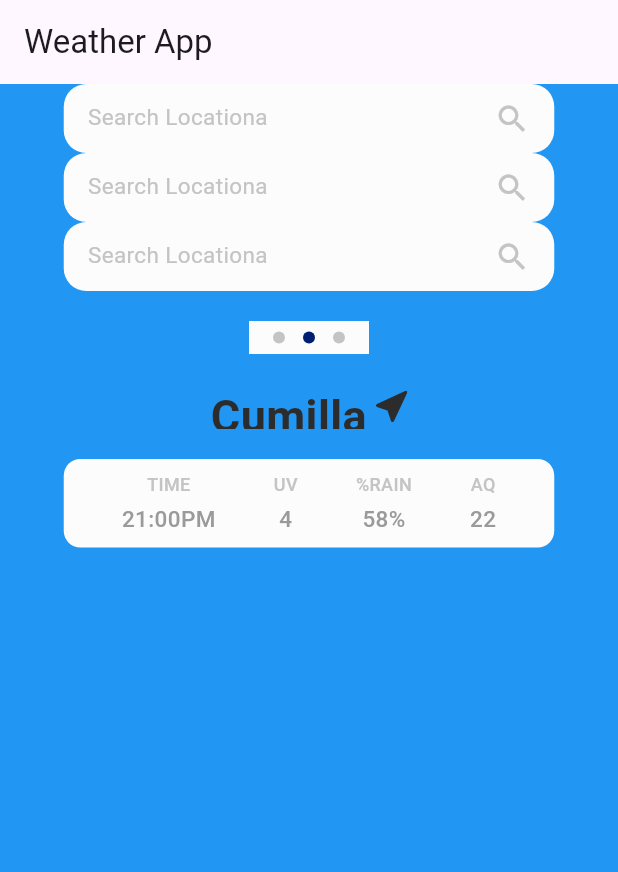
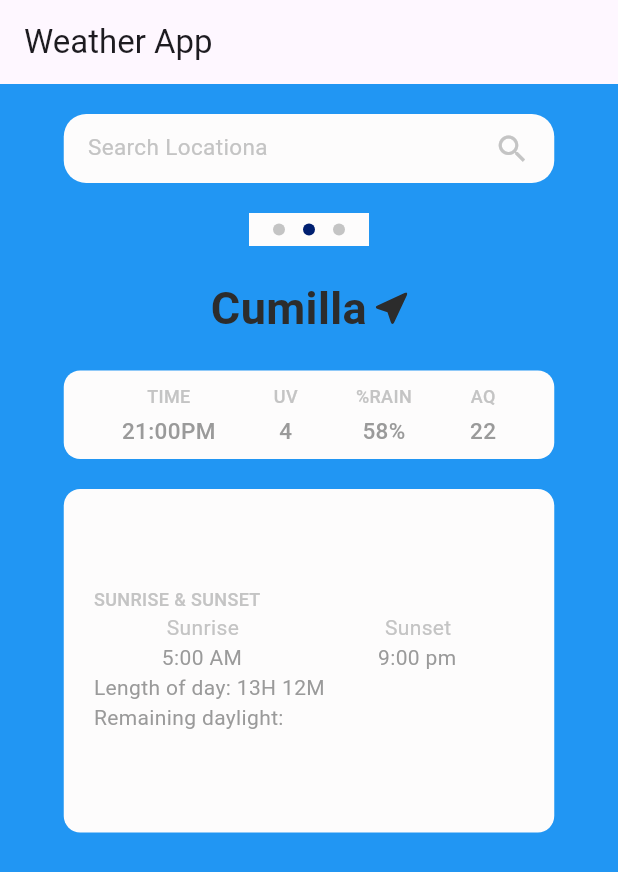
Before and after one commit to bulbul1008/Weather-App, a Flutter app: the screen it shows after launch, on a phone screen of 412 x 824 dp. Shown: the top 872 px of the screen. Run offline on Flutter 3.47's test engine with Material 3 defaults, Android fonts, the phone set to English and light mode, and no system bars; our stand-ins replace flutter_svg.

Commit message:
Add Sunset & Sunrise Widget

```diff
--- a/lib/Widgets/location_part.dart
+++ b/lib/Widgets/location_part.dart
@@ -12,8 +12,8 @@ class LocationPart extends StatelessWidget {
   @override
   Widget build(BuildContext context) {
     return Container(
-      height: 30,
-      width: 172,
+      //height: 30,
+      //width: 172,
       child: Row(
         mainAxisAlignment: MainAxisAlignment.center,
         children: [
--- /dev/null
+++ b/lib/Widgets/sunset_sunrise.dart
@@ -0,0 +1,93 @@
+import 'package:flutter/material.dart';
+class SunsetSunrise extends StatelessWidget{
+  final String sunrise;
+  final String sunset;
+  final String day_length;
+
+  const SunsetSunrise({
+    super.key,
+    required this.sunrise,
+    required this.sunset,
+    required this.day_length,
+});
+Widget build (BuildContext context){
+  return Container(
+    alignment: Alignment.center,
+    padding: EdgeInsets.symmetric(horizontal: 20, vertical: 20,),
+    width: 327,
+    height: 229,
+    decoration: BoxDecoration(
+      color: Color(0xffFDFCFC),
+      borderRadius: BorderRadius.circular(11),
+    ),
+    child: Container(
+      height: 99,
+      width: 290,
+      child: Column(
+
+        children: [
+          Row(
+         // height: 18,
+           // width: 109,
+            //color: Color(0xffC4C4C4),
+            children:[ Text("SUNRISE & SUNSET",
+              style: TextStyle(
+                fontSize: 12,
+                fontWeight: FontWeight.w500,
+                color: Color(0xffC4C4C4),
+              ),),
+      ]
+          ),
+          Row(
+            mainAxisAlignment: MainAxisAlignment.spaceAround,
+            children: [
+              Text("Sunrise",
+              style: TextStyle(
+                color: Color(0xffC4C4C4),
+              ),),
+              Text("Sunset",
+              style: TextStyle(
+                color: Color(0xffC4C4C4),
+              ),
+              )
+            ],
+          ),
+          Row(
+            mainAxisAlignment: MainAxisAlignment.spaceAround,
+            children: [
+              Text(sunrise,
+                style: TextStyle(
+                  color: Color(0xff9A9A9A),
+                ),),
+              Text(sunset,
+                style: TextStyle(
+                  color: Color(0xff9A9A9A),
+                ),
+              )
+            ],
+          ),
+          Row(
+            children: [
+              Text("Length of day: $day_length",
+               style: TextStyle(
+                 color: Color(0xff9A9A9A),
+               ),
+                ),
+            ],
+          ),
+          Row(
+            children: [
+              Text("Remaining daylight: ",
+              style: TextStyle(
+                color: Color(0xff9A9A9A),
+              ),
+              )
+            ],
+          )
+        ],
+      ),
+    ),
+  );
+}
+
+}
--- a/lib/Widgets/time_uv_rain_aq.dart
+++ b/lib/Widgets/time_uv_rain_aq.dart
@@ -26,16 +26,16 @@ class TimeUvRainAq extends StatelessWidget {
       child: Row(
         mainAxisAlignment: MainAxisAlignment.spaceEvenly,
         children: [
-          _buildColumn("TIME", time),
-          _buildColumn("UV", uv),
-          _buildColumn("%RAIN", rain),
-          _buildColumn("AQ", aq),
+          _underRow("TIME", time),
+          _underRow("UV", uv),
+          _underRow("%RAIN", rain),
+          _underRow("AQ", aq),
         ],
       ),
     );
   }
 
-  Widget _buildColumn(String title, String value) {
+  Widget _underRow(String title, String value) {
     return Column(
       mainAxisSize: MainAxisSize.min,
       children: [
--- a/lib/pages/home_page.dart
+++ b/lib/pages/home_page.dart
@@ -3,6 +3,7 @@ import 'package:weather_app/Widgets/location_part.dart';
 import 'package:weather_app/Widgets/search_bar_widget.dart';
 import 'package:weather_app/Widgets/time_uv_rain_aq.dart';
 import 'package:weather_app/Widgets/top_indicator.dart';
+import 'package:weather_app/Widgets/sunset_sunrise.dart';
 
 class HomePage extends StatelessWidget {
   const HomePage({super.key});
@@ -15,8 +16,7 @@ class HomePage extends StatelessWidget {
       body: Center(
         child: Column(
           children: [
-            SearchBarWidget(),
-            SearchBarWidget(),
+            SizedBox(height: 20,),
             SearchBarWidget(),
             SizedBox(height: 20),
             TopIndicator(),
@@ -24,6 +24,8 @@ class HomePage extends StatelessWidget {
             LocationPart(cityName: "Cumilla"),
             SizedBox(height: 20),
             TimeUvRainAq(time: "21:00PM", uv: "4", rain: "58%", aq: "22"),
+            SizedBox(height: 20,),
+            SunsetSunrise(sunrise: "5:00 AM", sunset: "9:00 pm",day_length: "13H 12M",),
           ],
         ),
       ),
```
